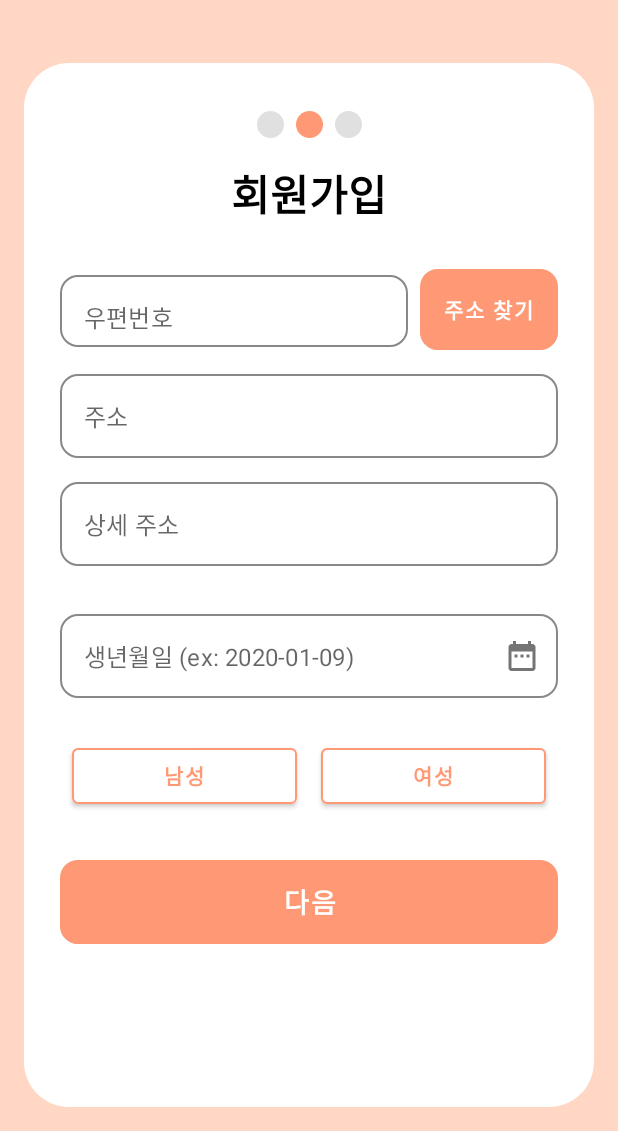
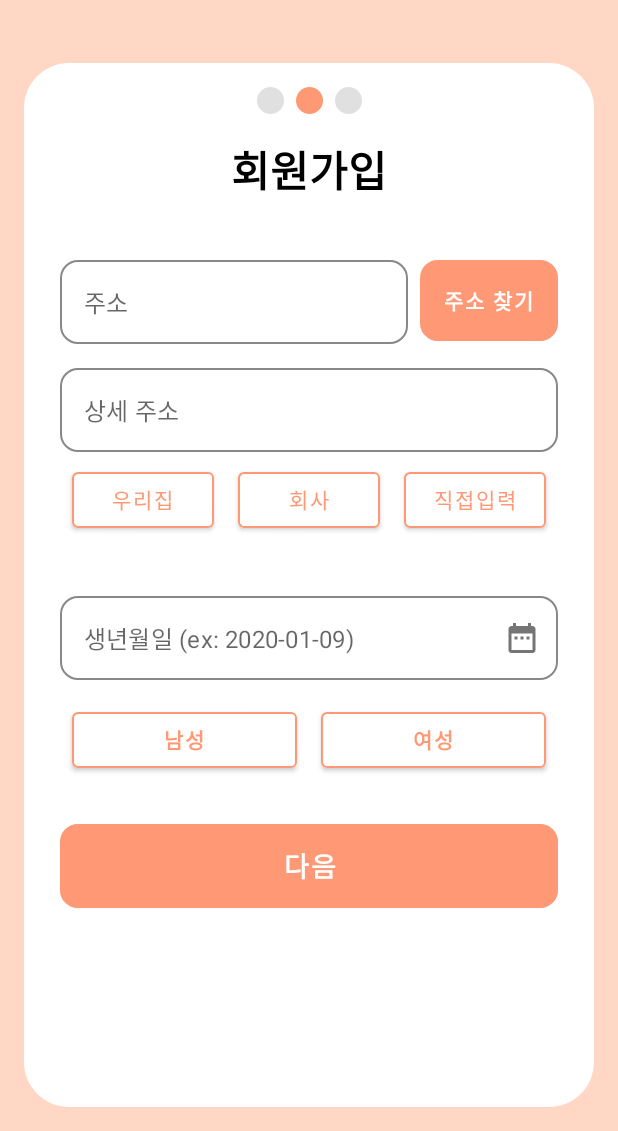
Before and after one commit to MyCoooi/GIVU-TAKE, an Android app built with Jetpack Compose: the composable SignupStep2 shown on its own in the app's theme, on a phone screen of 412 x 824 dp, the part 105-1236 px from its top. Run offline under Robolectric (Android 15) with nearby library versions, the phone set to English and light mode, and no system bars.

Commit message:
[FE] [refactor] #23 : 회원가입 디자인  완료

```diff
--- a/frontend/android/app/src/main/java/com/project/givuandtake/MainActivity.kt
+++ b/frontend/android/app/src/main/java/com/project/givuandtake/MainActivity.kt
@@ -74,8 +74,8 @@ class MainActivity : ComponentActivity() {
                             composable("auth") { LoginScreen(navController) }
                             // 회원가입 페이지
                             composable("signup_step1") { SignupStep1(navController, signupViewModel = SignupViewModel()) }
-                            composable("signup_step2") { SignupStep2(navController) }
-                            composable("signup_step3") { SignupStep3(navController) }
+                            composable("signup_step2") { SignupStep2(navController, signupViewModel = SignupViewModel()) }
+                            composable("signup_step3") { SignupStep3(navController, signupViewModel = SignupViewModel()) }
                             // 기프트 페이지
                             composable("gift") { GiftPage(navController) }
                             // 기프트 상세 페이지
--- a/frontend/android/app/src/main/java/com/project/givuandtake/feature/auth/SignupViewModel.kt
+++ b/frontend/android/app/src/main/java/com/project/givuandtake/feature/auth/SignupViewModel.kt
@@ -6,18 +6,40 @@ import androidx.compose.runtime.getValue
 import androidx.compose.runtime.setValue
 
 class SignupViewModel : ViewModel() {
-    // Step1 data
+    // signUpDto 관련 필드
     var name by mutableStateOf("")
+    var isMale by mutableStateOf(false)
+    var birth by mutableStateOf("")
     var email by mutableStateOf("")
     var password by mutableStateOf("")
-    var phoneNumber by mutableStateOf("")
+    var mobilePhone by mutableStateOf("")
+    var landlinePhone = "02-1234-5678"
+    var profileImageUrl = "http://example.com/profile.jpg"
+    var roles = "ROLE_CLIENT"  // 고정된 값
+    var isSocial = false
+    var socialType: String? = null
+    var socialSerialNum: String? = null
 
-    // Step2 data
-    var postalCode by mutableStateOf("")
+    // addressAddDto 관련 필드
+    var zoneCode by mutableStateOf("")
+    var addressName by mutableStateOf("")
     var address by mutableStateOf("")
-    var addressDetail by mutableStateOf("")
-    var birthDate by mutableStateOf("")
-    var gender by mutableStateOf("")
-
-    // Step3 data (추가적인 맞춤 정보가 있을 경우 여기에 저장)
+    var userSelectedType = "R"  // 고정된 값
+    var roadAddress by mutableStateOf("")
+    var jibunAddress by mutableStateOf("")
+    var detailAddress by mutableStateOf("")
+    var autoRoadAddress by mutableStateOf("")
+    var autoJibunAddress by mutableStateOf("")
+    var buildingCode by mutableStateOf("")
+    var buildingName by mutableStateOf("")
+    var isApartment by mutableStateOf(false)
+    var sido by mutableStateOf("")
+    var sigungu by mutableStateOf("")
+    var sigunguCode by mutableStateOf("")
+    var roadNameCode by mutableStateOf("")
+    var bcode by mutableStateOf("")
+    var roadName by mutableStateOf("")
+    var bname by mutableStateOf("")
+    var bname1 by mutableStateOf("")
+    var isRepresentative = true
 }
--- a/frontend/android/app/src/main/java/com/project/givuandtake/feature/auth/SingupStep2.kt
+++ b/frontend/android/app/src/main/java/com/project/givuandtake/feature/auth/SingupStep2.kt
@@ -1,39 +1,66 @@
 package com.project.givuandtake.auth
 
+import android.annotation.SuppressLint
+import android.webkit.WebView
+import android.webkit.WebViewClient
 import androidx.compose.foundation.BorderStroke
 import androidx.compose.foundation.background
 import androidx.compose.foundation.layout.*
 import androidx.compose.foundation.shape.CircleShape
 import androidx.compose.foundation.shape.RoundedCornerShape
 import androidx.compose.foundation.text.KeyboardOptions
-import androidx.compose.material.*
+import androidx.compose.material.Button
+import androidx.compose.material.ButtonDefaults
+import androidx.compose.material.Icon
+import androidx.compose.material.IconButton
+import androidx.compose.material.OutlinedTextField
+import androidx.compose.material.Scaffold
+import androidx.compose.material.SnackbarHost
+import androidx.compose.material.Text
+import androidx.compose.material.TextFieldDefaults
 import androidx.compose.material.icons.Icons
-import androidx.compose.material.icons.filled.ArrowBack
-import androidx.compose.material.icons.filled.ArrowDropDown
 import androidx.compose.material.icons.filled.DateRange
-import androidx.compose.runtime.*
+import androidx.compose.material.rememberScaffoldState
+import androidx.compose.runtime.Composable
+import androidx.compose.runtime.getValue
+import androidx.compose.runtime.mutableStateOf
+import androidx.compose.runtime.remember
+import androidx.compose.runtime.rememberCoroutineScope
+import androidx.compose.runtime.setValue
 import androidx.compose.ui.Alignment
 import androidx.compose.ui.Modifier
 import androidx.compose.ui.draw.clip
 import androidx.compose.ui.graphics.Color
 import androidx.compose.ui.res.painterResource
+import androidx.compose.ui.text.font.FontWeight
 import androidx.compose.ui.text.input.KeyboardType
+import androidx.compose.ui.text.style.TextAlign
 import androidx.compose.ui.unit.dp
 import androidx.compose.ui.unit.sp
-import androidx.compose.ui.text.font.FontWeight
-import androidx.compose.ui.text.style.TextAlign
+import androidx.compose.ui.viewinterop.AndroidView
 import androidx.navigation.NavController
 import com.project.givuandtake.R
+import kotlinx.coroutines.launch
 
+@SuppressLint("UnusedMaterialScaffoldPaddingParameter")
 @Composable
 fun SignupStep2(navController: NavController, signupViewModel: SignupViewModel) {
-    var postalCode by remember { mutableStateOf("") }
     var address by remember { mutableStateOf("") }
     var addressDetail by remember { mutableStateOf("") }
-    var isDefaultAddress by remember { mutableStateOf(false) }
     var birthDate by remember { mutableStateOf("") }
-    var gender by remember { mutableStateOf("") }
+    var isMale by remember { mutableStateOf<Boolean?>(null) }
+    var addressName by remember { mutableStateOf("") } // Track address selection type
+    var customAddressInput by remember { mutableStateOf("") } // Direct input field for 직접입력
 
+    val scaffoldState = rememberScaffoldState()
+    val scope = rememberCoroutineScope()
+
+    Scaffold(
+        scaffoldState = scaffoldState, // scaffoldState 설정
+        snackbarHost = {
+            SnackbarHost(hostState = scaffoldState.snackbarHostState)
+        }
+    ) { paddingValues ->
         // 전체를 감싸는 외부 박스
         Box(
             modifier = Modifier
@@ -104,7 +131,6 @@ fun SignupStep2(navController: NavController, signupViewModel: SignupViewModel)
                             verticalAlignment = Alignment.CenterVertically,
                             modifier = Modifier
                                 .fillMaxWidth()
-                            .padding(top = 16.dp)
                         ) {
                             Box(
                                 modifier = Modifier
@@ -149,20 +175,19 @@ fun SignupStep2(navController: NavController, signupViewModel: SignupViewModel)
                                 .padding(8.dp)  // 전체 입력 박스 패딩
                         ) {
                             Column {
-                            // 우편번호 및 주소찾기 버튼
+                                // 주소 입력 필드 및 주소찾기 버튼
                                 Row(
                                     modifier = Modifier
                                         .fillMaxWidth(),
                                     verticalAlignment = Alignment.CenterVertically // 세로 중앙 정렬
                                 ) {
                                     OutlinedTextField(
-                                    value = postalCode,
-                                    onValueChange = { postalCode = it },
-                                    label = { Text("우편번호") },
+                                        value = address,
+                                        onValueChange = { address = it },
+                                        label = { Text("주소") },
                                         modifier = Modifier
                                             .weight(1f)
-                                        .height(56.dp),
-                                    keyboardOptions = KeyboardOptions.Default.copy(keyboardType = KeyboardType.Number),
+                                            .padding(vertical = 8.dp),
                                         shape = RoundedCornerShape(12.dp),
                                         colors = TextFieldDefaults.outlinedTextFieldColors(
                                             focusedBorderColor = Color(0xFFFFA726),
@@ -172,33 +197,26 @@ fun SignupStep2(navController: NavController, signupViewModel: SignupViewModel)
                                     Spacer(modifier = Modifier.width(8.dp))
 
                                     Button(
-                                    onClick = { /* 주소 찾기 처리 */ },
+                                        onClick = {
+                                            // Do nothing when the button is clicked
+                                        },
                                         modifier = Modifier
                                             .height(60.dp)
                                             .padding(top = 6.dp)
                                             .clip(RoundedCornerShape(12.dp)),
-                                    colors = ButtonDefaults.buttonColors(backgroundColor = Color(0xFFFF9874))
+                                        colors = ButtonDefaults.buttonColors(
+                                            backgroundColor = Color(
+                                                0xFFFF9874
+                                            )
+                                        )
                                     ) {
-                                    Text("주소 찾기", fontWeight = FontWeight.ExtraBold, color = Color.White)
+                                        Text(
+                                            "주소 찾기",
+                                            fontWeight = FontWeight.ExtraBold,
+                                            color = Color.White
+                                        )
                                     }
                                 }
-
-
-                            // 주소 입력 필드
-                            OutlinedTextField(
-                                value = address,
-                                onValueChange = { address = it },
-                                label = { Text("주소") },
-                                modifier = Modifier
-                                    .fillMaxWidth()
-                                    .padding(vertical = 8.dp),
-                                shape = RoundedCornerShape(12.dp),
-                                colors = TextFieldDefaults.outlinedTextFieldColors(
-                                    focusedBorderColor = Color(0xFFFFA726),
-                                    unfocusedBorderColor = Color.Gray
-                                )
-                            )
-
 
                                 // 상세 주소 입력 필드
                                 OutlinedTextField(
@@ -213,6 +231,65 @@ fun SignupStep2(navController: NavController, signupViewModel: SignupViewModel)
                                         unfocusedBorderColor = Color.Gray
                                     )
                                 )
+
+                                // 주소 선택 버튼 (우리집, 회사, 직접입력)
+                                Row(
+                                    horizontalArrangement = Arrangement.SpaceAround,
+                                    modifier = Modifier.fillMaxWidth()
+                                ) {
+                                    Button(
+                                        onClick = { addressName = "우리집" },
+                                        colors = ButtonDefaults.buttonColors(
+                                            backgroundColor = if (addressName == "우리집") Color(0xFFFF9874) else Color.White,
+                                            contentColor = if (addressName == "우리집") Color.White else Color(0xFFFF9874)
+                                        ),
+                                        border = BorderStroke(1.dp, Color(0xFFFF9874)),
+                                        modifier = Modifier.weight(1f).padding(8.dp)
+                                    ) {
+                                        Text("우리집")
+                                    }
+                                    Button(
+                                        onClick = { addressName = "회사" },
+                                        colors = ButtonDefaults.buttonColors(
+                                            backgroundColor = if (addressName == "회사") Color(0xFFFF9874) else Color.White,
+                                            contentColor = if (addressName == "회사") Color.White else Color(0xFFFF9874)
+                                        ),
+                                        border = BorderStroke(1.dp, Color(0xFFFF9874)),
+                                        modifier = Modifier.weight(1f).padding(8.dp)
+                                    ) {
+                                        Text("회사")
+                                    }
+                                    Button(
+                                        onClick = { addressName = "직접입력" },
+                                        colors = ButtonDefaults.buttonColors(
+                                            backgroundColor = if (addressName == "직접입력") Color(0xFFFF9874) else Color.White,
+                                            contentColor = if (addressName == "직접입력") Color.White else Color(0xFFFF9874)
+                                        ),
+                                        border = BorderStroke(1.dp, Color(0xFFFF9874)),
+                                        modifier = Modifier.weight(1f).padding(8.dp)
+                                    ) {
+                                        Text("직접입력")
+                                    }
+                                }
+
+                                // 직접입력 선택 시, 추가로 입력할 수 있는 필드 표시
+                                if (addressName == "직접입력") {
+                                    OutlinedTextField(
+                                        value = customAddressInput,  // 별도 변수 사용
+                                        onValueChange = { customAddressInput = it },
+                                        label = { Text("직접입력 주소") },
+                                        placeholder = { Text("예) 동생집, 이모집") }, // Placeholder 추가
+                                        modifier = Modifier
+                                            .fillMaxWidth()
+                                            .padding(vertical = 8.dp),
+                                        shape = RoundedCornerShape(12.dp),
+                                        colors = TextFieldDefaults.outlinedTextFieldColors(
+                                            focusedBorderColor = Color(0xFFFFA726),
+                                            unfocusedBorderColor = Color.Gray
+                                        )
+                                    )
+                                }
+
                                 Spacer(modifier = Modifier.height(16.dp))
 
                                 // 생년월일 입력 필드
@@ -233,16 +310,14 @@ fun SignupStep2(navController: NavController, signupViewModel: SignupViewModel)
                                     )
                                 )
 
-                            Spacer(modifier = Modifier.height(12.dp))
-
                                 // 성별 선택 버튼
                                 Row(
                                     horizontalArrangement = Arrangement.SpaceBetween,
                                     modifier = Modifier.fillMaxWidth()
                                 ) {
                                     Button(
-                                    onClick = { gender = "남성" },
-                                    colors = if (gender == "남성") ButtonDefaults.buttonColors(
+                                        onClick = { isMale = true }, // 남성을 선택하면 true
+                                        colors = if (isMale == true) ButtonDefaults.buttonColors(
                                             backgroundColor = Color(0xFFFF9874),
                                             contentColor = Color.White
                                         ) else ButtonDefaults.buttonColors(
@@ -258,8 +333,8 @@ fun SignupStep2(navController: NavController, signupViewModel: SignupViewModel)
                                     }
 
                                     Button(
-                                    onClick = { gender = "여성" },
-                                    colors = if (gender == "여성") ButtonDefaults.buttonColors(
+                                        onClick = { isMale = false }, // 여성을 선택하면 false
+                                        colors = if (isMale == false) ButtonDefaults.buttonColors(
                                             backgroundColor = Color(0xFFFF9874),
                                             contentColor = Color.White
                                         ) else ButtonDefaults.buttonColors(
@@ -280,19 +355,27 @@ fun SignupStep2(navController: NavController, signupViewModel: SignupViewModel)
                                 // 다음 버튼을 입력 필드와 함께 박스 안에 배치
                                 Button(
                                     onClick = {
-                                    signupViewModel.postalCode = postalCode
+                                        if (isMale == null) {
+                                            scope.launch {
+                                                scaffoldState.snackbarHostState.showSnackbar("성별을 선택해주세요.")
+                                            }
+                                        } else {
                                             signupViewModel.address = address
-                                    signupViewModel.addressDetail = addressDetail
-                                    signupViewModel.birthDate = birthDate
-                                    signupViewModel.gender = gender
+                                            signupViewModel.detailAddress = addressDetail
+                                            signupViewModel.isMale = isMale ?: false
 
                                             navController.navigate("signup_step3")
+                                        }
                                     },
                                     modifier = Modifier
                                         .fillMaxWidth()
                                         .height(56.dp)
                                         .clip(RoundedCornerShape(12.dp)),
-                                colors = ButtonDefaults.buttonColors(backgroundColor = Color(0xFFFF9874))
+                                    colors = ButtonDefaults.buttonColors(
+                                        backgroundColor = Color(
+                                            0xFFFF9874
+                                        )
+                                    )
                                 ) {
                                     Text(
                                         "다음", fontSize = 18.sp,
@@ -308,3 +391,4 @@ fun SignupStep2(navController: NavController, signupViewModel: SignupViewModel)
             }
         }
     }
+}
```
Also changed, not shown: frontend/android/app/src/main/java/com/project/givuandtake/feature/auth/SingupStep1.kt (+6 -7 lines), frontend/android/app/src/main/java/com/project/givuandtake/feature/auth/SingupStep3.kt (+81 -16 lines), frontend/android/app/src/main/java/com/project/givuandtake/feature/auth/WebViewActivity.kt (added, +48 -0 lines), 1 other file. Lines whose indentation alone changed are shown as unchanged.
